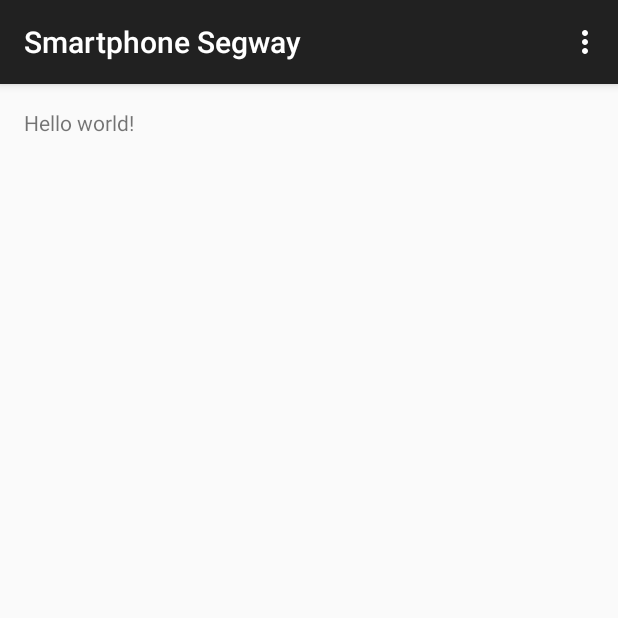
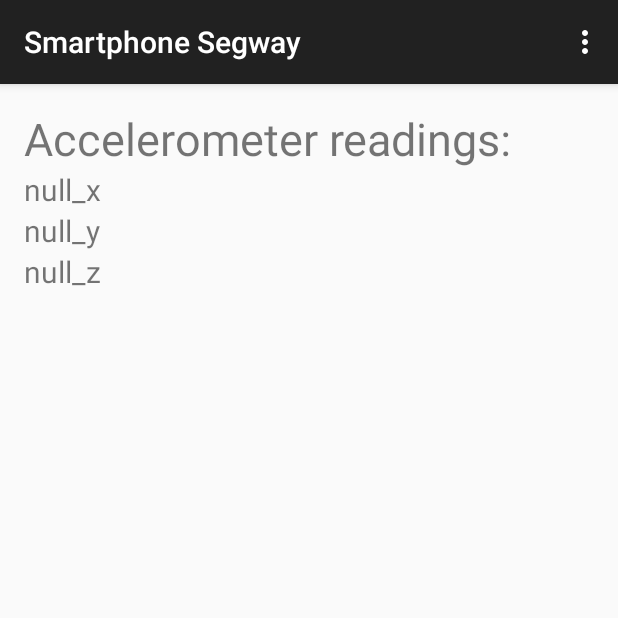
Before and after one commit to stevenrkeyes/SmartphoneSegway, an Android app: the screen it shows after launch (MainActivity), on a phone screen of 412 x 824 dp, the top half of it. Run offline under Robolectric (Android 15) with nearby library versions, the light colour scheme and no system bars.

Commit message:
got project to compile and read from IMU; currently displaying readings to screen for debugging

```diff
--- a/app/build.gradle
+++ b/app/build.gradle
@@ -1,13 +1,13 @@
 apply plugin: 'com.android.application'
 
 android {
-    compileSdkVersion 22
+    compileSdkVersion 23
     buildToolsVersion "23.0.0"
 
     defaultConfig {
         applicationId "com.stevenrkeyes.smartphonesegway"
         minSdkVersion 19
-        targetSdkVersion 22
+        targetSdkVersion 23
         versionCode 1
         versionName "1.0"
     }
--- a/app/src/main/java/com/stevenrkeyes/smartphonesegway/MainActivity.java
+++ b/app/src/main/java/com/stevenrkeyes/smartphonesegway/MainActivity.java
@@ -1,16 +1,33 @@
 package com.stevenrkeyes.smartphonesegway;
 
+import android.content.Context;
+import android.hardware.Sensor;
+import android.hardware.SensorEvent;
+import android.hardware.SensorEventListener;
+import android.hardware.SensorManager;
 import android.support.v7.app.AppCompatActivity;
 import android.os.Bundle;
 import android.view.Menu;
 import android.view.MenuItem;
 
-public class MainActivity extends AppCompatActivity {
+public class MainActivity extends AppCompatActivity implements SensorEventListener {
+
+    // handles for the IMU
+    private SensorManager senSensorManager;
+    private Sensor senAccelerometer;
+
+    // for storing IMU data
+    private long lastUpdate = 0;
+    private float last_x, last_y, last_z;
 
     @Override
     protected void onCreate(Bundle savedInstanceState) {
         super.onCreate(savedInstanceState);
         setContentView(R.layout.activity_main);
+        // Initialize things related to the IMU
+        senSensorManager = (SensorManager) getSystemService(Context.SENSOR_SERVICE);
+        senAccelerometer = senSensorManager.getDefaultSensor(Sensor.TYPE_ACCELEROMETER);
+        senSensorManager.registerListener(this, senAccelerometer, SensorManager.SENSOR_DELAY_NORMAL);
     }
 
     @Override
@@ -34,4 +51,24 @@ public class MainActivity extends AppCompatActivity {
 
         return super.onOptionsItemSelected(item);
     }
+
+    @Override
+    public void onSensorChanged(SensorEvent e) {
+        // use the sensor event to check what kind of sensor it is
+        Sensor mySensor = e.sensor;
+        if (mySensor.getType() == Sensor.TYPE_ACCELEROMETER) {
+            float x = e.values[0];
+            float y = e.values[1];
+            float z = e.values[2];
+            ((android.widget.TextView) findViewById(R.id.x_reading)).setText(Float.toString(x));
+            ((android.widget.TextView) findViewById(R.id.y_reading)).setText(Float.toString(y));
+            ((android.widget.TextView) findViewById(R.id.z_reading)).setText(Float.toString(z));
+        }
+
+    }
+
+    @Override
+    public void onAccuracyChanged(Sensor sensor, int accuracy) {
+
+    }
 }
--- a/app/src/main/res/layout/activity_main.xml
+++ b/app/src/main/res/layout/activity_main.xml
@@ -1,11 +1,34 @@
-<RelativeLayout xmlns:android="http://schemas.android.com/apk/res/android"
-    xmlns:tools="http://schemas.android.com/tools" android:layout_width="match_parent"
-    android:layout_height="match_parent" android:paddingLeft="@dimen/activity_horizontal_margin"
+<LinearLayout
+    xmlns:android="http://schemas.android.com/apk/res/android"
+    xmlns:tools="http://schemas.android.com/tools"
+    android:layout_width="match_parent"
+    android:layout_height="match_parent"
+    android:paddingLeft="@dimen/activity_horizontal_margin"
     android:paddingRight="@dimen/activity_horizontal_margin"
     android:paddingTop="@dimen/activity_vertical_margin"
-    android:paddingBottom="@dimen/activity_vertical_margin" tools:context=".MainActivity">
+    android:paddingBottom="@dimen/activity_vertical_margin"
+    android:orientation="vertical"
+    tools:context=".MainActivity">
 
-    <TextView android:text="@string/hello_world" android:layout_width="wrap_content"
+    <TextView
+        android:text="@string/accelerometer_label"
+        android:layout_width="wrap_content"
+        android:textSize="30dp"
         android:layout_height="wrap_content" />
+    <TextView android:id="@+id/x_reading"
+        android:text="null_x"
+        android:layout_width="wrap_content"
+        android:layout_height="wrap_content"
+        android:textSize="20dp"/>
+    <TextView android:id="@+id/y_reading"
+        android:text="null_y"
+        android:layout_width="wrap_content"
+        android:layout_height="wrap_content"
+        android:textSize="20dp"/>
+    <TextView android:id="@+id/z_reading"
+        android:text="null_z"
+        android:layout_width="wrap_content"
+        android:layout_height="wrap_content"
+        android:textSize="20dp"/>
 
-</RelativeLayout>
+</LinearLayout>
--- a/app/src/main/res/values/strings.xml
+++ b/app/src/main/res/values/strings.xml
@@ -1,6 +1,6 @@
 <resources>
     <string name="app_name">Smartphone Segway</string>
 
-    <string name="hello_world">Hello world!</string>
+    <string name="accelerometer_label">Accelerometer readings:</string>
     <string name="action_settings">Settings</string>
 </resources>
```
Also changed, not shown: 1 other file.
